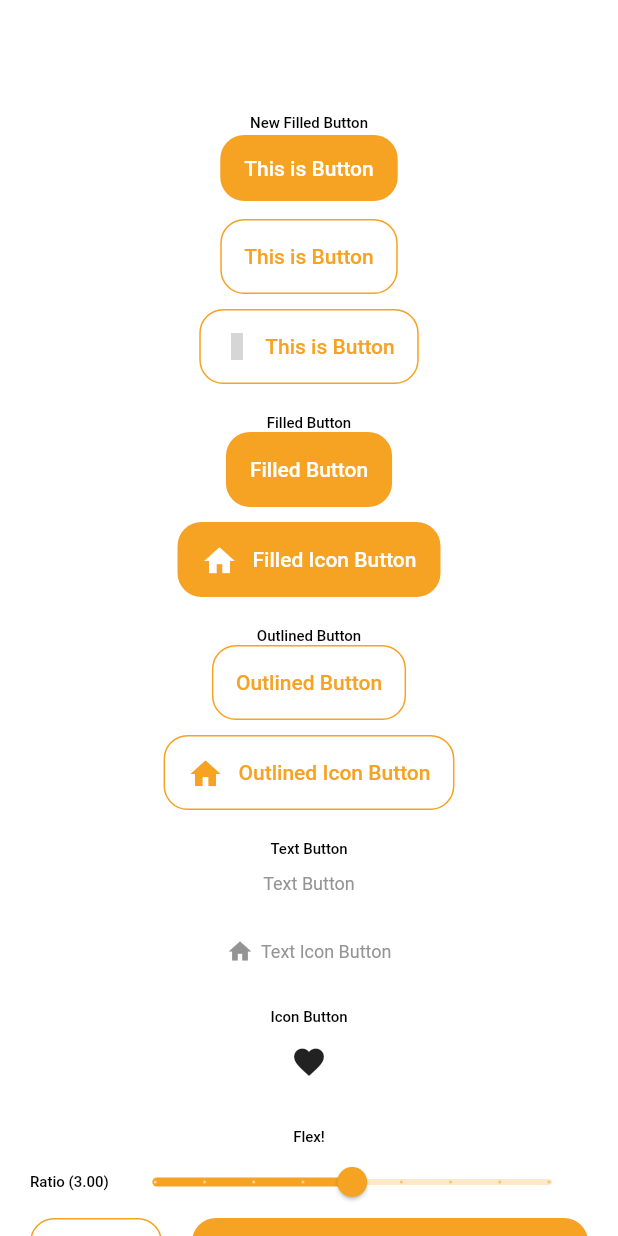
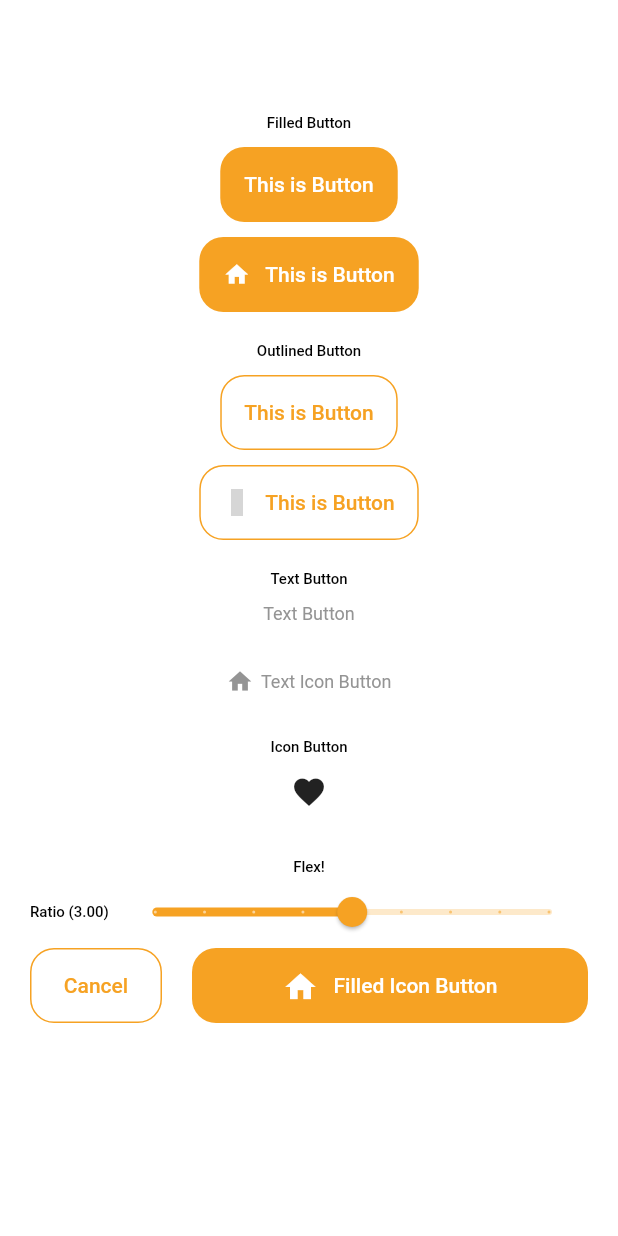
Before and after one commit to FydezCorp/fydez_elements, a Flutter app: the ButtonDemoPage screen opened by its route, on a phone screen of 412 x 824 dp. Run offline on Flutter 3.47's test engine with Material 2 defaults, Android fonts, the phone set to English and light mode, and no system bars; our stand-ins replace flutter_bloc, go_router, iconsax; Roboto replaces fonts that are missing (Poppins); grey boxes are pictures that could not be loaded.

Commit message:
🛠️ Refactored Filled Button!

```diff
--- a/example/lib/button/buttons_demo_page.dart
+++ b/example/lib/button/buttons_demo_page.dart
@@ -23,12 +23,24 @@ class _ButtonDemoPageState extends State<ButtonDemoPage> {
             width: double.infinity,
             child: Column(
               children: [
-                const Text('New Filled Button'),
+                const Text('Filled Button'),
+                const Gap(10.0),
                 FyButtonFactory.create(
                   onPressed: () {},
                   style: ButtonDesignStyle.filled,
                   options: FilledButtonOption(text: 'This is Button'),
                 ),
+                const Gap(10.0),
+                FyButtonFactory.create(
+                  onPressed: () {},
+                  style: ButtonDesignStyle.filled,
+                  options: FilledButtonOption(
+                    text: 'This is Button',
+                    icon: Icons.home,
+                  ),
+                ),
+                const Gap(20.0),
+                const Text('Outlined Button'),
                 const Gap(10.0),
                 FyButtonFactory.create(
                   onPressed: () {},
@@ -43,34 +55,6 @@ class _ButtonDemoPageState extends State<ButtonDemoPage> {
                     text: 'This is Button',
                     icon: Iconsax.home,
                   ),
-                ),
-                const Gap(20.0),
-                const Text('Filled Button'),
-                FyButton.filled(
-                  context,
-                  title: 'Filled Button',
-                  onPressed: () {},
-                ),
-                const Gap(10.0),
-                FyButton.filled(
-                  context,
-                  title: 'Filled Icon Button',
-                  icon: FyIcon.of(context).home,
-                  onPressed: () {},
-                ),
-                const Gap(20.0),
-                const Text('Outlined Button'),
-                FyButton.outlined(
-                  context,
-                  title: 'Outlined Button',
-                  onPressed: () {},
-                ),
-                const Gap(10.0),
-                FyButton.outlined(
-                  context,
-                  title: 'Outlined Icon Button',
-                  icon: FyIcon.of(context).home,
-                  onPressed: () {},
                 ),
                 const Gap(20.0),
                 const Text('Text Button'),
--- a/lib/button/material_buttons/material_filled_button.dart
+++ b/lib/button/material_buttons/material_filled_button.dart
@@ -1,6 +1,7 @@
 import 'package:flutter/material.dart';
 import 'package:fydez_elements/button/fy_button_factory.dart';
 
+import '../../constants.dart';
 import '../options/filled_button_option.dart';
 
 class MaterialFilledButton extends FyButtonFactory {
@@ -10,10 +11,25 @@ class MaterialFilledButton extends FyButtonFactory {
   @override
   Widget build(BuildContext context) {
     final option = options as FilledButtonOption;
-    return ElevatedButton(
-      onPressed: onPressed,
-      style: option.style,
-      child: Text(option.text),
+    return SizedBox(
+      height: option.height,
+      child: ElevatedButton(
+        onPressed: onPressed,
+        style: options.style,
+        child: option.icon == null
+            ? Text(option.text)
+            : Row(
+                mainAxisSize: MainAxisSize.min,
+                children: [
+                  Icon(
+                    option.icon,
+                    size: Constants.buttonIconSize,
+                  ),
+                  const SizedBox(width: Constants.buttonIconTextGap),
+                  Flexible(child: Text(option.text)),
+                ],
+              ),
+      ),
     );
   }
 }
--- a/lib/button/options/filled_button_option.dart
+++ b/lib/button/options/filled_button_option.dart
@@ -1,9 +1,17 @@
 import 'package:flutter/material.dart';
 
+import '../../constants.dart';
 import 'button_option.dart';
 
 class FilledButtonOption extends ButtonOption {
   final String text;
-  FilledButtonOption({ButtonStyle? style, required this.text})
-      : super(style: style);
+  final IconData? icon;
+  final double? height;
+
+  FilledButtonOption({
+    ButtonStyle? style,
+    required this.text,
+    this.icon,
+    this.height = Constants.buttonDefaultHeight,
+  }) : super(style: style);
 }
```
